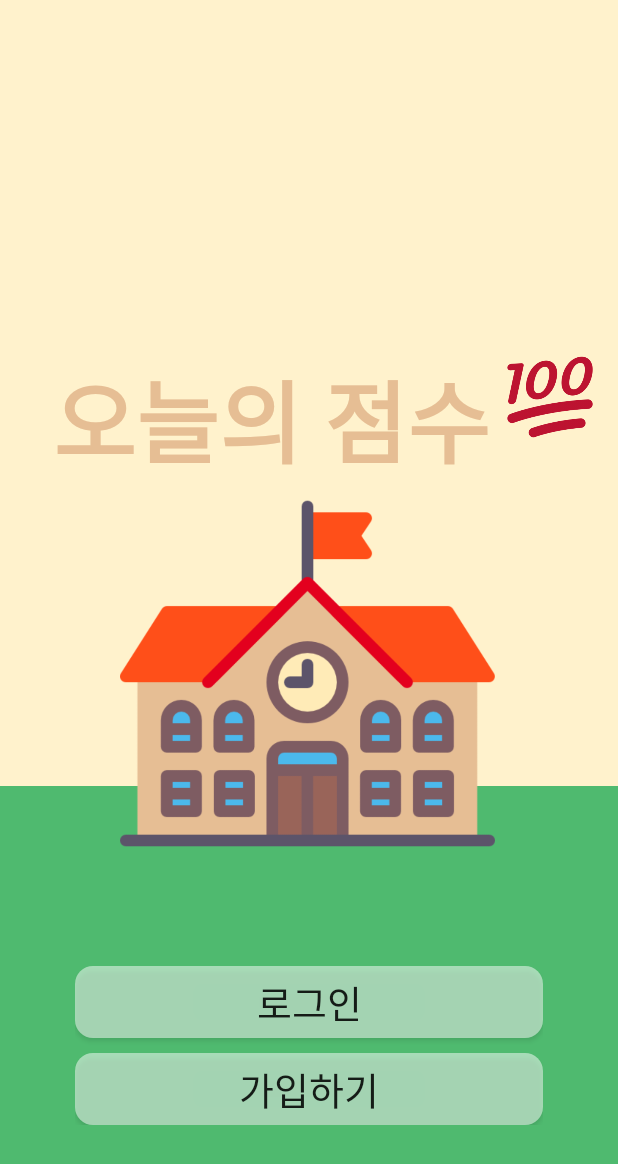
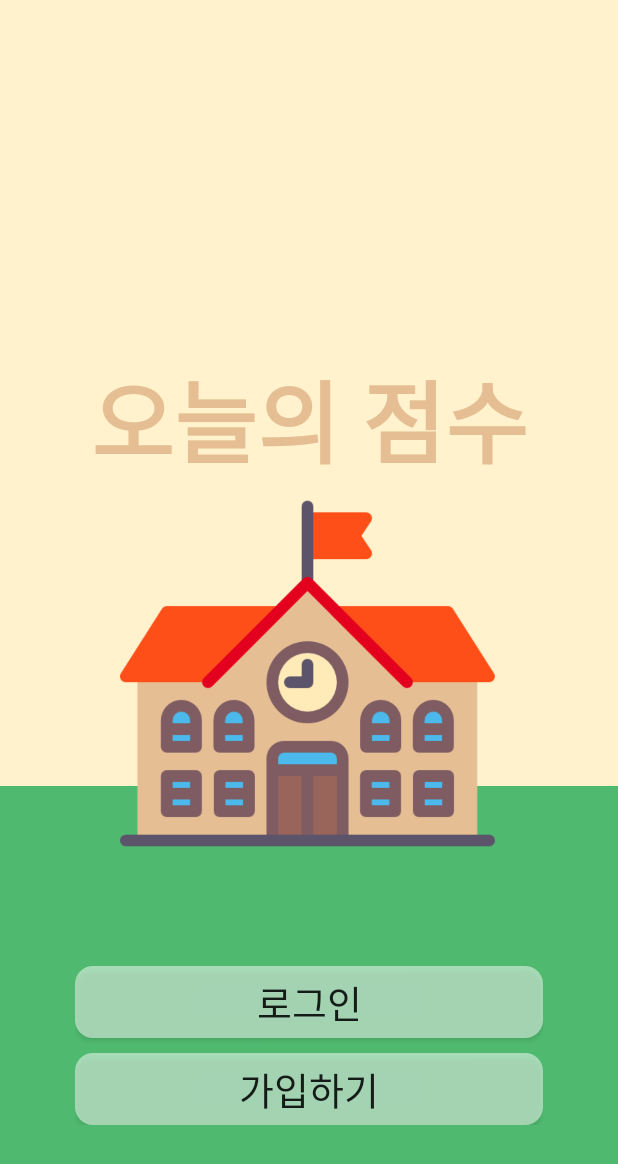
Before and after one commit to ohsuz/TODAY-S_SCORE, an Android app: the screen it shows after launch (StartActivity), on a phone screen of 412 x 824 dp. Shown: the top 1164 px of the screen. Run offline under Robolectric (Android 15) with nearby library versions, the phone set to English and light mode, and no system bars.

Commit message:
:star: complete final design

```diff
--- a/today's_score/app/src/main/java/com/example/ohjeom/services/LocationService1.java
+++ b/today's_score/app/src/main/java/com/example/ohjeom/services/LocationService1.java
@@ -76,7 +76,7 @@ public class LocationService1 extends Service {
     @Override
     public int onStartCommand(Intent intent, int flags, int startId) {
         Log.d(ERROR_MSG, "LocationService - OnStartCommand");
-        location = (Location) intent.getSerializableExtra("location");
+        location = (Location) intent.getParcelableExtra("location");
 
         LocationThread thread = new LocationThread();
         thread.start();
--- a/today's_score/app/src/main/java/com/example/ohjeom/services/StartService.java
+++ b/today's_score/app/src/main/java/com/example/ohjeom/services/StartService.java
@@ -261,7 +261,6 @@ public class StartService extends Service {
 
         switch (template.getLocations().size()) {
             case 1:
-                locationIntent1.putExtra("location", template.getLocations().get(0));
                 locationSender1 = PendingIntent.getService(this, 0, locationIntent1, 0);
 
                 locationAM1 = (AlarmManager) getSystemService(Context.ALARM_SERVICE);
--- a/today's_score/app/src/main/java/com/example/ohjeom/services/WakeupService.java
+++ b/today's_score/app/src/main/java/com/example/ohjeom/services/WakeupService.java
@@ -124,6 +124,9 @@ public class WakeupService extends Service implements SensorEventListener {
         int score = 0;
         long score_time = resultTime/(60*1000)-wakeupTime/(60*1000);
 
+        Log.d(TAG, String.valueOf(resultTime/(60*1000)));
+        Log.d(TAG, String.valueOf(wakeupTime/(60*1000)));
+
         if(score_time<=10)
             score = 100;
         else if(score_time<=20)
--- a/today's_score/app/src/main/java/com/example/ohjeom/ui/templates/PrivateTemplateActivity.java
+++ b/today's_score/app/src/main/java/com/example/ohjeom/ui/templates/PrivateTemplateActivity.java
@@ -286,10 +286,6 @@ public class PrivateTemplateActivity extends AppCompatActivity {
                 intentHome.addFlags(Intent.FLAG_ACTIVITY_SINGLE_TOP);
                 startActivity(intentHome);
 
-                Intent intent = getIntent();
-                finish();
-                startActivity(intent);
-
                 dialog.dismiss();
                 finish();
             }
--- a/today's_score/app/src/main/res/layout/activity_start.xml
+++ b/today's_score/app/src/main/res/layout/activity_start.xml
@@ -12,7 +12,7 @@
         android:layout_width="wrap_content"
         android:layout_height="wrap_content"
         android:orientation="horizontal"
-        app:layout_constraintHorizontal_bias="0.7"
+        app:layout_constraintHorizontal_bias="0.5"
         app:layout_constraintLeft_toLeftOf="parent"
         app:layout_constraintRight_toRightOf="parent"
         app:layout_constraintBottom_toTopOf="@id/icon_school">
@@ -21,18 +21,11 @@
             android:id="@+id/app_name"
             android:layout_width="wrap_content"
             android:layout_height="wrap_content"
-            android:layout_marginRight="10dp"
             android:fontFamily="@font/jua"
             android:text="오늘의 점수"
             android:textColor="@color/colorBrown"
             android:textSize="60sp"
             android:textStyle="bold" />
-
-        <ImageView
-            android:id="@+id/icon_100"
-            android:layout_width="60dp"
-            android:layout_height="60dp"
-            android:src="@drawable/icon_100" />
 
     </LinearLayout>
 
--- a/today's_score/app/src/main/res/layout/fragment_statistics_diary.xml
+++ b/today's_score/app/src/main/res/layout/fragment_statistics_diary.xml
@@ -8,7 +8,7 @@
 
     <LinearLayout
         android:layout_width="match_parent"
-        android:layout_height="670dp"
+        android:layout_height="400dp"
         android:layout_marginLeft="20dp"
         android:layout_marginTop="20dp"
         android:layout_marginRight="20dp"
@@ -85,9 +85,9 @@
         <TextView
             android:id="@+id/diary_text"
             android:layout_width="match_parent"
-            android:layout_height="0dp"
+            android:layout_height="wrap_content"
             android:layout_marginBottom="10dp"
-            android:layout_weight="8"
+            android:layout_weight="4"
             android:background="@drawable/rounded"
             android:fontFamily="@font/jua"
             android:gravity="left"
```
Also changed, not shown: today's_score/app/src/main/java/com/example/ohjeom/StartActivity.java (line endings or trailing spaces).
